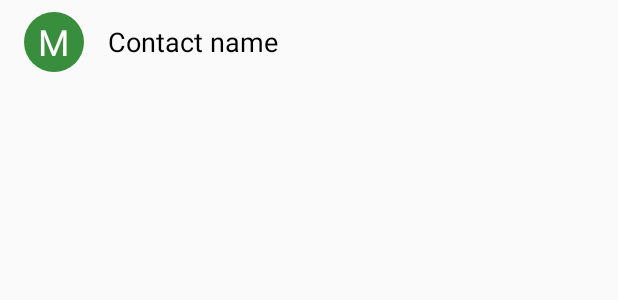
After one commit to 0x2539/ITFest-Mobile-2015, an Android app: the layout row_contact.xml on its own in the app's theme, with its tools: preview values and no code run, on a phone screen of 412 x 824 dp. The commit adds this screen. Shown: the top 300 px of the screen. Run offline under Robolectric (Android 15) with nearby library versions, the phone set to English and light mode, and no system bars.

Commit message:
auto completes contacts

```diff
--- a/CoolApp/app/build.gradle
+++ b/CoolApp/app/build.gradle
@@ -24,5 +24,8 @@ dependencies {
     testCompile 'junit:junit:4.12'
     compile 'com.android.support:appcompat-v7:23.1.0'
     compile 'com.android.support:design:23.1.0'
+
     compile 'com.github.rey5137:material:1.1.1'
+    compile 'de.hdodenhof:circleimageview:2.0.0'
+
 }
--- a/CoolApp/app/src/main/AndroidManifest.xml
+++ b/CoolApp/app/src/main/AndroidManifest.xml
@@ -9,6 +9,8 @@
                      android:protectionLevel="normal"/>
     <uses-permission android:name="android.permission.CAMERA" />
     <uses-permission android:name="android.permission.WRITE_EXTERNAL_STORAGE" />
+    <uses-permission android:name="android.permission.READ_CONTACTS" />
+    <uses-permission android:name="android.permission.WRITE_CONTACTS" />
 
     <uses-feature android:name="android.hardware.camera" android:required="false"/>
     <uses-feature android:name="android.hardware.camera.flash" android:required="false"/>
--- a/CoolApp/app/src/main/java/bytes/smart/coolapp/interfaces/CustomNotification.java
+++ b/CoolApp/app/src/main/java/bytes/smart/coolapp/interfaces/CustomNotification.java
@@ -86,7 +86,7 @@ public class CustomNotification {
 
             contentViewNotification.setTextColor(R.id.layout_notification_message_textview, getContext().getResources().getColor(R.color.black));
 
-            contentViewNotification.setTextViewText(R.id.layout_notification_message_textview, "Hello");
+            contentViewNotification.setTextViewText(R.id.layout_notification_message_textview, getNotificationRule().getNotificationMessage());
 
             notificationCompat.setContent(contentViewNotification);
 
@@ -118,7 +118,7 @@ public class CustomNotification {
         partialContentViewNotification.setInt(
                 R.id.layout_notification_item_imageview,
                 "setBackgroundColor",
-                getContext().getResources().getColor(R.color.custom_color_10));
+                getNotificationRule().getDefaultColor());
 
         try {
             partialContentViewNotification.setOnClickPendingIntent(
@@ -162,7 +162,7 @@ public class CustomNotification {
 
     public void newNotificationArrived(BasicNotification basicNotification)
     {
-        if(basicNotification.containsContact("buicescu"))
+        if(basicNotification.containsContact(getNotificationRule().getDefaultSender().toLowerCase()))
         {
             Log.i(TAG, "found contact");
             basicNotifications.add(basicNotification);
--- a/CoolApp/app/src/main/java/bytes/smart/coolapp/views/AddNewNotificationLayout.java
+++ b/CoolApp/app/src/main/java/bytes/smart/coolapp/views/AddNewNotificationLayout.java
@@ -17,10 +17,12 @@ import android.widget.TextView;
 
 import bytes.smart.coolapp.R;
 import bytes.smart.coolapp.interfaces.OnChangeListener;
+import bytes.smart.coolapp.managers.ContactsManager;
 import bytes.smart.coolapp.pojos.models.AddNewNotificationModel;
 import bytes.smart.coolapp.pojos.models.VibrateModel;
 import bytes.smart.coolapp.utils.StringUtils;
 import bytes.smart.coolapp.utils.ViewUtils;
+import bytes.smart.coolapp.views.adapters.ContactsAdapter;
 
 /**
  * Created by alexbuicescu on 07.11.2015.
@@ -44,6 +46,8 @@ public class AddNewNotificationLayout extends RelativeLayout implements OnChange
     private TextView vibratePatternSetTextView;
     private LinearLayout defaultColorLinearLayout;
     private ImageView defaultColorImageView;
+
+    private ContactsAdapter contactsAdapter;
 
     private Toolbar toolbar;
 
@@ -82,6 +86,8 @@ public class AddNewNotificationLayout extends RelativeLayout implements OnChange
 
         contactTextInputLayout = (TextInputLayout) findViewById(R.id.activity_add_new_notification_contact_textinputlayout);
         contactAutoCompleteTextView = (AutoCompleteTextView) findViewById(R.id.activity_add_new_notification_contact_autocompletetextview);
+        contactsAdapter = new ContactsAdapter(getContext(), ContactsManager.getContactsManager(getContext()).getContacts());
+        contactAutoCompleteTextView.setAdapter(contactsAdapter);
 
         wakeUpTextInputLayout = (TextInputLayout) findViewById(R.id.activity_add_new_notification_wake_screen_textinputlayout);
         wakeUpEditText = (EditText) findViewById(R.id.activity_add_new_notification_wake_screen_edittext);
--- /dev/null
+++ b/CoolApp/app/src/main/res/layout/row_contact.xml
@@ -0,0 +1,48 @@
+<?xml version="1.0" encoding="utf-8"?>
+<RelativeLayout
+    xmlns:android="http://schemas.android.com/apk/res/android"
+    android:layout_width="wrap_content"
+    android:layout_height="wrap_content"
+    android:paddingLeft="16dp"
+    android:paddingTop="8dp"
+    android:paddingRight="16dp"
+    android:paddingBottom="8dp"
+    android:orientation="horizontal" >
+
+    <RelativeLayout
+        android:id="@+id/row_contact_avatar_relativelayout"
+        android:layout_width="wrap_content"
+        android:layout_height="wrap_content"
+        android:layout_gravity="center">
+
+        <de.hdodenhof.circleimageview.CircleImageView
+            android:id="@+id/row_contact_avatar_imageview"
+            android:layout_width="40dp"
+            android:layout_height="40dp"
+            android:src="@color/colorAccentDark"/>
+        <TextView
+            android:id="@+id/row_contact_name_letter_textview"
+            android:layout_width="wrap_content"
+            android:layout_height="wrap_content"
+            android:layout_centerInParent="true"
+            android:text="M"
+            android:textSize="24dp"
+            android:textColor="@color/white"/>
+    </RelativeLayout>
+
+    <TextView
+        android:id="@+id/row_contact_name_textview"
+        android:layout_width="wrap_content"
+        android:layout_height="wrap_content"
+        android:layout_toRightOf="@+id/row_contact_avatar_relativelayout"
+        android:layout_marginLeft="16dp"
+        android:layout_marginRight="16dp"
+        android:layout_centerVertical="true"
+        android:maxLines="1"
+        android:singleLine="true"
+        android:ellipsize="end"
+        android:textSize="18sp"
+        android:textColor="@color/black"
+        android:text="Contact name"/>
+
+</RelativeLayout>
```
Also changed, not shown: CoolApp/app/src/main/java/bytes/smart/coolapp/activties/AddNewNotificationActivity.java (+5 -4 lines), CoolApp/app/src/main/java/bytes/smart/coolapp/activties/MainActivity.java (+69 -0 lines), CoolApp/app/src/main/java/bytes/smart/coolapp/managers/ContactsManager.java (added, +188 -0 lines), CoolApp/app/src/main/java/bytes/smart/coolapp/pojos/Contact.java (added, +60 -0 lines), CoolApp/app/src/main/java/bytes/smart/coolapp/views/adapters/ContactsAdapter.java (added, +138 -0 lines), 1 other file.
